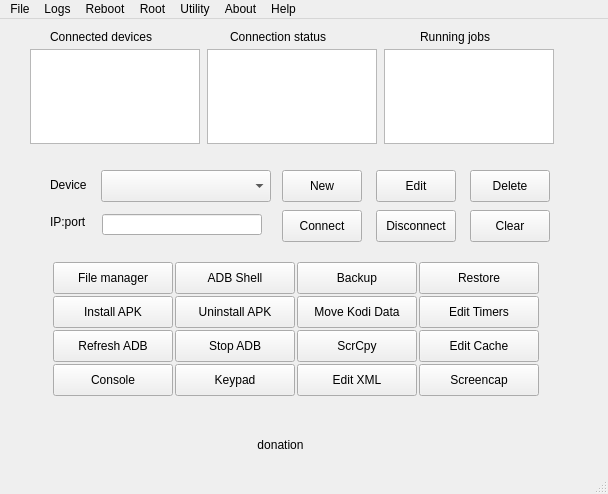
The window that mainwindow.ui (Eliminater74/adblink) describes before a commit, drawn with Qt 5.
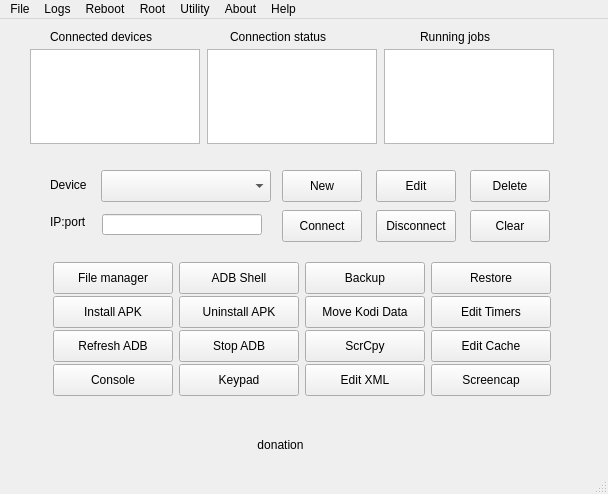
The same window after the commit.

The edit to the form file:
```diff
--- a/mainwindow.ui
+++ b/mainwindow.ui
@@ -518,12 +518,12 @@
      <bool>false</bool>
     </property>
    </widget>
-   <widget class="QWidget" name="">
+   <widget class="QWidget" name="layoutWidget">
     <property name="geometry">
      <rect>
       <x>42</x>
       <y>232</y>
-      <width>503</width>
+      <width>524</width>
       <height>151</height>
      </rect>
     </property>
```
Left out of the diff: 11 changed lines with no effect on the pictures.
